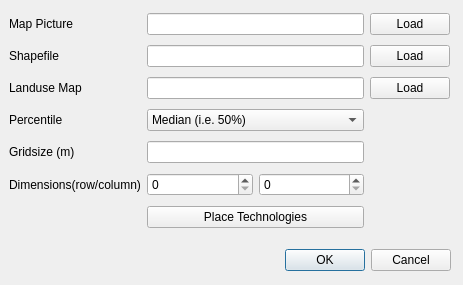
The window that src/p8microclimate_gui.ui (iut-ibk/P8Modules) describes before a commit, drawn with Qt 5.
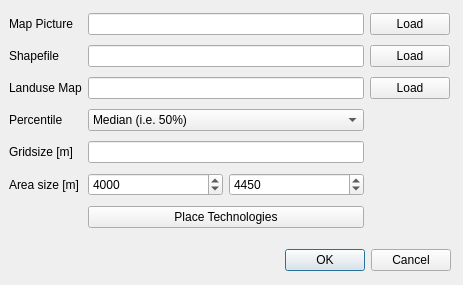
The same window after the commit.

Patch:
```diff
--- a/src/p8microclimate_gui.ui
+++ b/src/p8microclimate_gui.ui
@@ -42,7 +42,7 @@
     <item row="4" column="1">
      <widget class="QLabel" name="label_6">
       <property name="text">
-       <string>Gridsize (m)</string>
+       <string>Gridsize [m]</string>
       </property>
      </widget>
     </item>
@@ -118,18 +118,32 @@
     </item>
     <item row="5" column="2">
      <layout class="QGridLayout" name="gridLayout_2">
-      <item row="0" column="0">
-       <widget class="QSpinBox" name="sb_row"/>
-      </item>
       <item row="0" column="1">
-       <widget class="QSpinBox" name="sb_column"/>
+       <widget class="QSpinBox" name="sb_row">
+        <property name="maximum">
+         <number>99999</number>
+        </property>
+        <property name="value">
+         <number>4450</number>
+        </property>
+       </widget>
+      </item>
+      <item row="0" column="0">
+       <widget class="QSpinBox" name="sb_column">
+        <property name="maximum">
+         <number>99999</number>
+        </property>
+        <property name="value">
+         <number>4000</number>
+        </property>
+       </widget>
       </item>
      </layout>
     </item>
     <item row="5" column="1">
      <widget class="QLabel" name="label_7">
       <property name="text">
-       <string>Dimensions(row/column)</string>
+       <string>Area size [m]</string>
       </property>
      </widget>
     </item>
```
